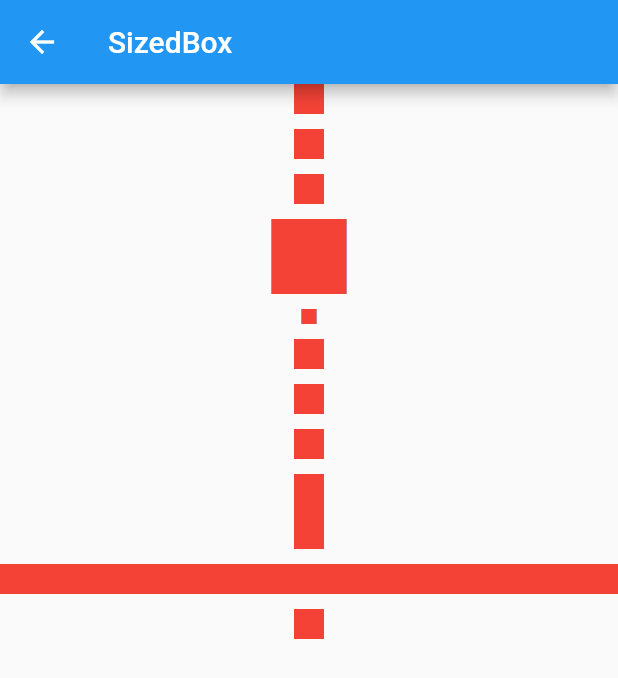
After one commit to starryxp/flutter_app, a Flutter app: the SizedBoxPage screen opened by its route, on a phone screen of 412 x 824 dp. The commit adds this screen. Shown: the top 678 px of the screen. Run offline on Flutter 3.47's test engine with Material 2 defaults, Android fonts, the phone set to English and light mode, and no system bars; our stand-ins replace fluttertoast; network calls fail.

Commit message:
SizedOverflowBoxPage.dart SizedBoxPage.dart

```diff
--- a/lib/utils/Constant.dart
+++ b/lib/utils/Constant.dart
@@ -104,4 +104,9 @@ class Constant {
   static final widgetsLayoutOffstagePage = "/widgets/layout/offstage_page";
   static final widgetsLayoutOverflowBoxPage =
       "/widgets/layout/overflow_box_page";
+  static final widgetsLayoutSizedBoxPage =
+      "/widgets/layout/sized_box_page";
+  static final widgetsLayoutSizedOverflowBoxPage =
+      "/widgets/layout/sized_overflow_box_page";
+
 }
--- a/lib/utils/RouterTable.dart
+++ b/lib/utils/RouterTable.dart
@@ -43,6 +43,8 @@ import 'package:flutter_app/widgets/layout/LimitedBoxPage.dart';
 import 'package:flutter_app/widgets/layout/OffstagePage.dart';
 import 'package:flutter_app/widgets/layout/OverflowBoxPage.dart';
 import 'package:flutter_app/widgets/layout/PaddingPage.dart';
+import 'package:flutter_app/widgets/layout/SizedBoxPage.dart';
+import 'package:flutter_app/widgets/layout/SizedOverflowBoxPage.dart';
 import 'package:flutter_app/widgets/material/AlertDialogPage.dart';
 import 'package:flutter_app/widgets/material/BottomSheetPage.dart';
 import 'package:flutter_app/widgets/material/CardPage.dart';
@@ -175,5 +177,8 @@ class RouteTable {
     Constant.widgetsLayoutLimitedBoxPage: (context) => LimitedBoxPage(),
     Constant.widgetsLayoutOffstagePage: (context) => OffstagePage(),
     Constant.widgetsLayoutOverflowBoxPage: (context) => OverflowBoxPage(),
+    Constant.widgetsLayoutSizedBoxPage: (context) => SizedBoxPage(),
+    Constant.widgetsLayoutSizedOverflowBoxPage: (context) =>
+        SizedOverflowBoxPage(),
   };
 }
--- a/lib/widgets/layout/OverflowBoxPage.dart
+++ b/lib/widgets/layout/OverflowBoxPage.dart
@@ -23,7 +23,7 @@ class OverflowBoxPage extends StatelessWidget {
         color: Colors.blue,
         height: 200,
         child: OverflowBox(
-          alignment: Alignment.center,
+          alignment: Alignment.topCenter,
           minWidth: 20,
           maxWidth: 200,
           maxHeight: 400,
--- /dev/null
+++ b/lib/widgets/layout/SizedBoxPage.dart
@@ -0,0 +1,138 @@
+import 'package:flutter/material.dart';
+
+class SizedBoxPage extends StatelessWidget {
+  final _tip = '''
+1.SizedBox介绍
+2.SizedBox属性
+- width：宽
+- height： 高
+- child：
+3.SizedBox.expand属性
+- child：
+4.SizedBox.shrink属性
+- child：
+5.SizedBox.fromSize属性
+- size：Size
+- child：
+6.Size属性
+- width：
+- height：
+7.Size.copy属性
+- size：Size
+8.Size.square属性
+- dimension：正方形边长
+9.Size.fromWidth属性
+- width：宽度
+10.Size.fromHeight属性
+- height：高度
+  ''';
+
+  _myChild() {
+    return DecoratedBox(decoration: BoxDecoration(color: Colors.red));
+  }
+
+  _mySize() {
+    return Size(20, 20);
+  }
+
+  @override
+  Widget build(BuildContext context) {
+    return Scaffold(
+      appBar: AppBar(
+        title: Text('SizedBox'),
+      ),
+      body: Column(
+        children: [
+          SizedBox(
+            child: Container(
+              width: 20,
+              height: 20,
+              child: _myChild(),
+            ),
+          ),
+          Container(
+            margin: EdgeInsets.only(top: 10),
+            child: SizedBox(
+              width: 20,
+              height: 20,
+              child: _myChild(),
+            ),
+          ),
+          Container(
+            width: 20,
+            height: 20,
+            margin: EdgeInsets.only(top: 10),
+            child: SizedBox(
+              child: _myChild(),
+            ),
+          ),
+          Container(
+            margin: EdgeInsets.only(top: 10),
+            color: Colors.blue,
+            width: 50,
+            height: 50,
+            child: SizedBox.expand(
+              child: _myChild(),
+            ),
+          ),
+          Container(
+            margin: EdgeInsets.only(top: 10),
+            color: Colors.blue,
+            constraints: BoxConstraints(
+              maxWidth: 100,
+              maxHeight: 100,
+              minWidth: 10,
+              minHeight: 10,
+            ),
+            child: SizedBox.shrink(
+              child: _myChild(),
+            ),
+          ),
+          Container(
+            margin: EdgeInsets.only(top: 10),
+            child: SizedBox.fromSize(
+              size: _mySize(),
+              child: _myChild(),
+            ),
+          ),
+          Container(
+            margin: EdgeInsets.only(top: 10),
+            child: SizedBox.fromSize(
+              size: Size.copy(_mySize()),
+              child: _myChild(),
+            ),
+          ),
+          Container(
+            margin: EdgeInsets.only(top: 10),
+            child: SizedBox.fromSize(
+              size: Size.square(20),
+              child: _myChild(),
+            ),
+          ),
+          Container(
+            margin: EdgeInsets.only(top: 10),
+            height: 50,
+            child: SizedBox.fromSize(
+              size: Size.fromWidth(20),
+              child: _myChild(),
+            ),
+          ),
+          Container(
+            margin: EdgeInsets.only(top: 10),
+            child: SizedBox.fromSize(
+              size: Size.fromHeight(20),
+              child: _myChild(),
+            ),
+          ),
+          Container(
+            margin: EdgeInsets.only(top: 10),
+            child: SizedBox.fromSize(
+              size: Size.fromRadius(10),
+              child: _myChild(),
+            ),
+          ),
+        ],
+      ),
+    );
+  }
+}
```
Also changed, not shown: lib/widgets/layout/LayoutWidgetListPage.dart (+9 -0 lines), lib/widgets/layout/SizedOverflowBoxPage.dart (added, +73 -0 lines), 1 other file.
